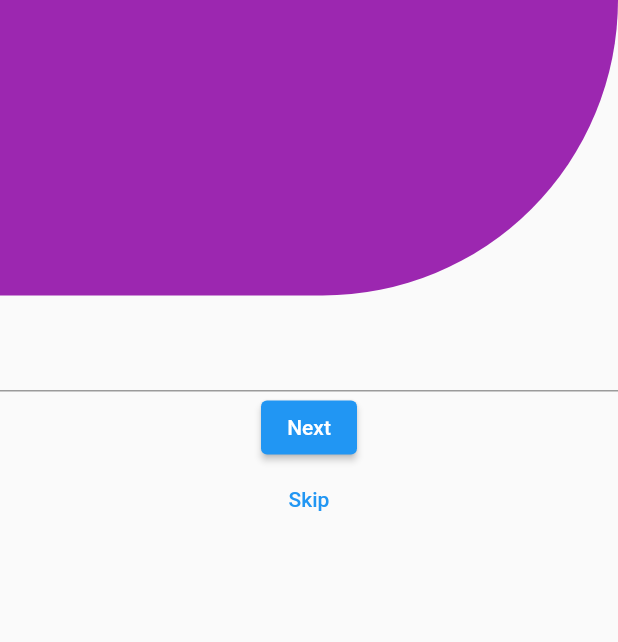
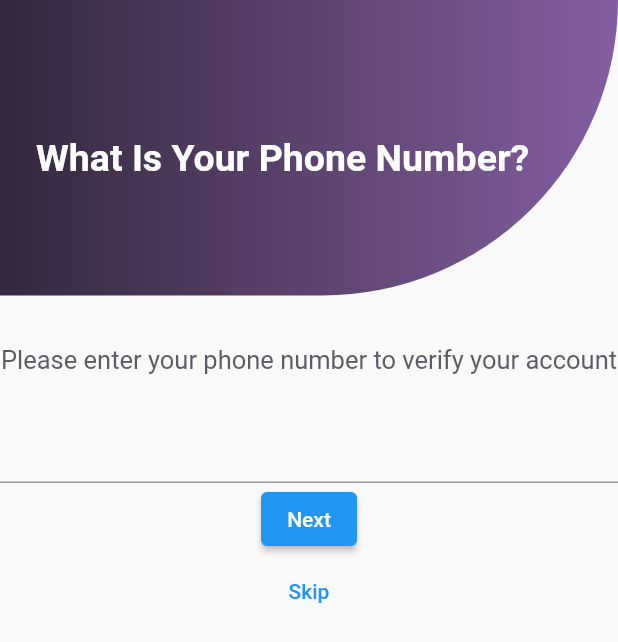
Before and after one commit to yurii-t/ecom_app, a Flutter app: the EnterPhoneWidget screen opened directly, on a phone screen of 412 x 824 dp. Shown: the top 642 px of the screen. Run offline on Flutter 3.47's test engine with Material 2 defaults, Android fonts, the phone set to English and light mode, and no system bars.

```diff
--- a/lib/ui/login/enter_phone_screen/enter_phone_widget.dart
+++ b/lib/ui/login/enter_phone_screen/enter_phone_widget.dart
@@ -11,31 +11,55 @@ class EnterPhoneWidget extends StatefulWidget {
 class _EnterPhoneWidgetState extends State<EnterPhoneWidget> {
   @override
   Widget build(BuildContext context) {
-    return Scaffold(
+    return SafeArea(
+      child: Scaffold(
         body: Column(
           children: [
             Container(
                       width: MediaQuery.of(context).size.width,
                       //375,
                       height:197,
-                    child: Text(''),
+                      child: const Padding(
+                        padding: EdgeInsets.fromLTRB(24, 91, 39, 44),
+                        child:  Text('What Is Your Phone Number?',
+                        style: TextStyle(
+                          fontSize: 25,
+                          fontWeight: FontWeight.w700,
+                          color: Colors.white
+                        ),),
+                      ),
                       decoration: const BoxDecoration(
                         color:Colors.purple,
                         borderRadius: BorderRadius.only(bottomRight: Radius.circular(300.0)),
+                         gradient: LinearGradient(
+                      colors: [Color.fromRGBO(52, 40, 60, 1),Color.fromRGBO(132, 95, 161, 1),],
+                      begin: Alignment.centerLeft,
+                      end: Alignment.centerRight,
                       ),
                       ),
-                  Text(''),
+                    ),
+                    SizedBox(height: 33,),
+                    const Text('Please enter your phone number to verify your account',
+                    style: TextStyle(
+                      fontSize:17,
+                      fontWeight: FontWeight.w400,
+                      color: Color.fromRGBO(96, 90, 101, 1),
+
+                    ),
+                    ),
+                    SizedBox(height: 24,),
                     TextFormField(),
                     ElevatedButton(
                       onPressed: (){},
-                    child: Text('Next')
+                      child: const Text('Next')
                       ),
                       TextButton
                       (onPressed: (){},
-                    child: Text('Skip'))
+                      child: const Text('Skip'))
           ],
         ),
 
+      ),
     );
   }
 }
--- a/pubspec.yaml
+++ b/pubspec.yaml
@@ -58,8 +58,8 @@ flutter:
   uses-material-design: true
 
   # To add assets to your application, add an assets section, like this:
-  # assets:
-  #   - images/a_dot_burr.jpeg
+  assets:
+    - images/
   #   - images/a_dot_ham.jpeg
 
   # An image asset can refer to one or more resolution-specific "variants", see
```
Also changed, not shown: lib/ui/login/get_started_screen/get_started_widget.dart (+38 -21 lines), 1 other file. Lines whose indentation alone changed are shown as unchanged.
